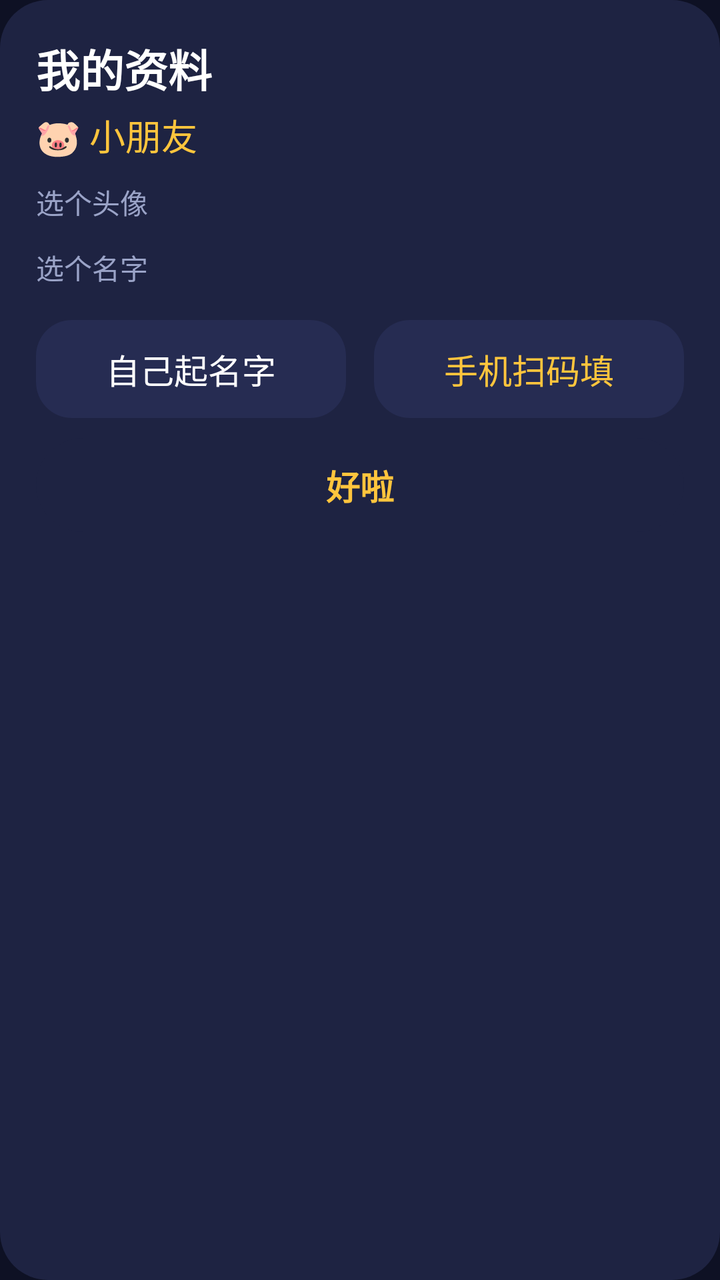
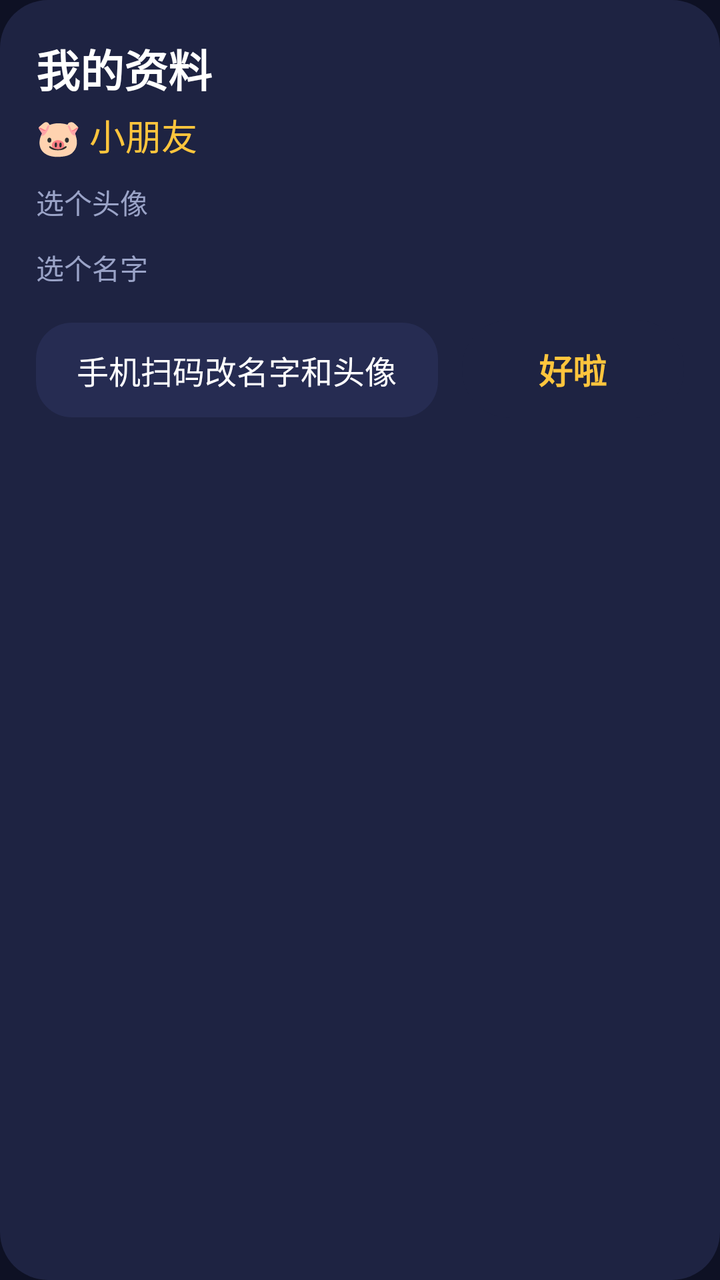

Two renders of the same Android screen: before a commit and after it. Below are the layout's source before the change and the commit's diff.
<!-- AndroidManifest.xml: application theme Theme.MathKing -->
<!-- res/layout/dialog_profile.xml -->
<?xml version="1.0" encoding="utf-8"?>
<LinearLayout xmlns:android="http://schemas.android.com/apk/res/android"
    android:layout_width="640dp"
    android:layout_height="wrap_content"
    android:background="@drawable/bg_card"
    android:orientation="vertical"
    android:padding="18dp">

    <TextView
        android:layout_width="wrap_content"
        android:layout_height="wrap_content"
        android:text="我的资料"
        android:textColor="@color/text"
        android:textSize="22sp"
        android:textStyle="bold" />

    <TextView
        android:id="@+id/tvPreview"
        android:layout_width="wrap_content"
        android:layout_height="wrap_content"
        android:layout_marginTop="4dp"
        android:text="🐷 小朋友"
        android:textColor="@color/accent"
        android:textSize="18sp" />

    <TextView
        android:layout_width="wrap_content"
        android:layout_height="wrap_content"
        android:layout_marginTop="10dp"
        android:text="选个头像"
        android:textColor="@color/text_dim"
        android:textSize="14sp" />

    <GridLayout
        android:id="@+id/avatarGrid"
        android:layout_width="match_parent"
        android:layout_height="wrap_content"
        android:layout_marginTop="4dp"
        android:clipChildren="false"
        android:columnCount="6"
        android:rowCount="2" />

    <TextView
        android:layout_width="wrap_content"
        android:layout_height="wrap_content"
        android:layout_marginTop="8dp"
        android:text="选个名字"
        android:textColor="@color/text_dim"
        android:textSize="14sp" />

    <GridLayout
        android:id="@+id/nameGrid"
        android:layout_width="match_parent"
        android:layout_height="wrap_content"
        android:layout_marginTop="4dp"
        android:clipChildren="false"
        android:columnCount="6"
        android:rowCount="4" />

    <LinearLayout
        android:layout_width="match_parent"
        android:layout_height="wrap_content"
        android:layout_marginTop="12dp"
        android:gravity="center_vertical"
        android:orientation="horizontal">

        <TextView
            android:id="@+id/btnCustomName"
            android:layout_width="0dp"
            android:layout_height="wrap_content"
            android:layout_weight="1"
            android:background="@drawable/selector_key"
            android:clickable="true"
            android:focusable="true"
            android:gravity="center"
            android:paddingTop="12dp"
            android:paddingBottom="12dp"
            android:text="自己起名字"
            android:textColor="@color/text"
            android:textSize="17sp" />

        <TextView
            android:id="@+id/btnQr"
            android:layout_width="0dp"
            android:layout_height="wrap_content"
            android:layout_marginStart="14dp"
            android:layout_weight="1"
            android:background="@drawable/selector_key"
            android:clickable="true"
            android:focusable="true"
            android:gravity="center"
            android:paddingTop="12dp"
            android:paddingBottom="12dp"
            android:text="手机扫码填"
            android:textColor="@color/accent"
            android:textSize="17sp" />
    </LinearLayout>

    <TextView
        android:id="@+id/btnDone"
        android:layout_width="match_parent"
        android:layout_height="wrap_content"
        android:layout_marginTop="10dp"
        android:background="@drawable/selector_card"
        android:clickable="true"
        android:focusable="true"
        android:gravity="center"
        android:paddingTop="11dp"
        android:paddingBottom="11dp"
        android:text="好啦"
        android:textColor="@color/accent"
        android:textSize="17sp"
        android:textStyle="bold" />
</LinearLayout>
<!-- resources referenced by this layout -->
<resources>
  <color name="accent">#FFC53D</color>
  <color name="text">#FFFFFF</color>
  <color name="text_dim">#9AA3C7</color>
  <!-- drawable bg_card (drawable) -->
  <?xml version="1.0" encoding="utf-8"?>
  <shape xmlns:android="http://schemas.android.com/apk/res/android" android:shape="rectangle">
      <solid android:color="@color/card" />
      <corners android:radius="24dp" />
  </shape>
  <!-- drawable selector_card (drawable) -->
  <?xml version="1.0" encoding="utf-8"?>
  <selector xmlns:android="http://schemas.android.com/apk/res/android">
      <item android:state_focused="true" android:drawable="@drawable/bg_card_focus" />
      <item android:state_pressed="true" android:drawable="@drawable/bg_card_focus" />
      <item android:drawable="@drawable/bg_card" />
  </selector>
  <!-- drawable selector_key (drawable) -->
  <?xml version="1.0" encoding="utf-8"?>
  <selector xmlns:android="http://schemas.android.com/apk/res/android">
      <item android:state_focused="true" android:drawable="@drawable/bg_key_focus" />
      <item android:state_pressed="true" android:drawable="@drawable/bg_key_focus" />
      <item android:drawable="@drawable/bg_key" />
  </selector>
  <style name="Theme.MathKing" parent="Theme.AppCompat.NoActionBar">
          <item name="android:windowBackground">@color/bg</item>
          <item name="android:colorAccent">@color/accent</item>
          <item name="android:textColorPrimary">@color/text</item>
          <item name="android:windowNoTitle">true</item>
          <item name="android:windowFullscreen">false</item>
      </style>
  <color name="card">#1E2342</color>
  <!-- drawable bg_card_focus (drawable) -->
  <?xml version="1.0" encoding="utf-8"?>
  <shape xmlns:android="http://schemas.android.com/apk/res/android" android:shape="rectangle">
      <solid android:color="#38406F" />
      <stroke android:width="5dp" android:color="@color/accent" />
      <corners android:radius="24dp" />
  </shape>
  <!-- drawable bg_key_focus (drawable) -->
  <?xml version="1.0" encoding="utf-8"?>
  <shape xmlns:android="http://schemas.android.com/apk/res/android" android:shape="rectangle">
      <solid android:color="@color/accent" />
      <corners android:radius="18dp" />
  </shape>
  <!-- drawable bg_key (drawable) -->
  <?xml version="1.0" encoding="utf-8"?>
  <shape xmlns:android="http://schemas.android.com/apk/res/android" android:shape="rectangle">
      <solid android:color="#262C52" />
      <corners android:radius="18dp" />
  </shape>
  <color name="bg">#0E1124</color>
</resources>

<!-- the commit's change to res/layout/dialog_profile.xml (unified diff, before → after) -->
@@ -61,11 +61,10 @@
         android:layout_width="match_parent"
         android:layout_height="wrap_content"
         android:layout_marginTop="12dp"
-        android:gravity="center_vertical"
         android:orientation="horizontal">
 
         <TextView
-            android:id="@+id/btnCustomName"
+            android:id="@+id/btnQr"
             android:layout_width="0dp"
             android:layout_height="wrap_content"
             android:layout_weight="1"
@@ -75,40 +74,25 @@
             android:gravity="center"
             android:paddingTop="12dp"
             android:paddingBottom="12dp"
-            android:text="自己起名字"
-            android:textColor="@color/text"
-            android:textSize="17sp" />
+            android:text="手机扫码改名字和头像"
+            android:textColor="@color/key_text"
+            android:textSize="16sp" />
 
         <TextView
-            android:id="@+id/btnQr"
+            android:id="@+id/btnDone"
             android:layout_width="0dp"
             android:layout_height="wrap_content"
-            android:layout_marginStart="14dp"
-            android:layout_weight="1"
-            android:background="@drawable/selector_key"
+            android:layout_marginStart="12dp"
+            android:layout_weight="0.55"
+            android:background="@drawable/selector_card"
             android:clickable="true"
             android:focusable="true"
             android:gravity="center"
             android:paddingTop="12dp"
             android:paddingBottom="12dp"
-            android:text="手机扫码填"
+            android:text="好啦"
             android:textColor="@color/accent"
-            android:textSize="17sp" />
+            android:textSize="17sp"
+            android:textStyle="bold" />
     </LinearLayout>
-
-    <TextView
-        android:id="@+id/btnDone"
-        android:layout_width="match_parent"
-        android:layout_height="wrap_content"
-        android:layout_marginTop="10dp"
-        android:background="@drawable/selector_card"
-        android:clickable="true"
-        android:focusable="true"
-        android:gravity="center"
-        android:paddingTop="11dp"
-        android:paddingBottom="11dp"
-        android:text="好啦"
-        android:textColor="@color/accent"
-        android:textSize="17sp"
-        android:textStyle="bold" />
 </LinearLayout>
